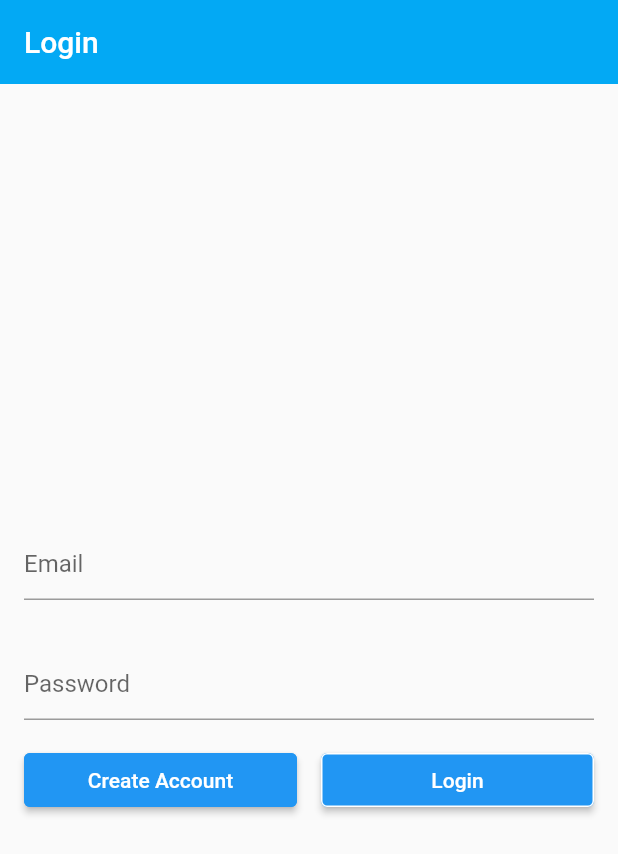
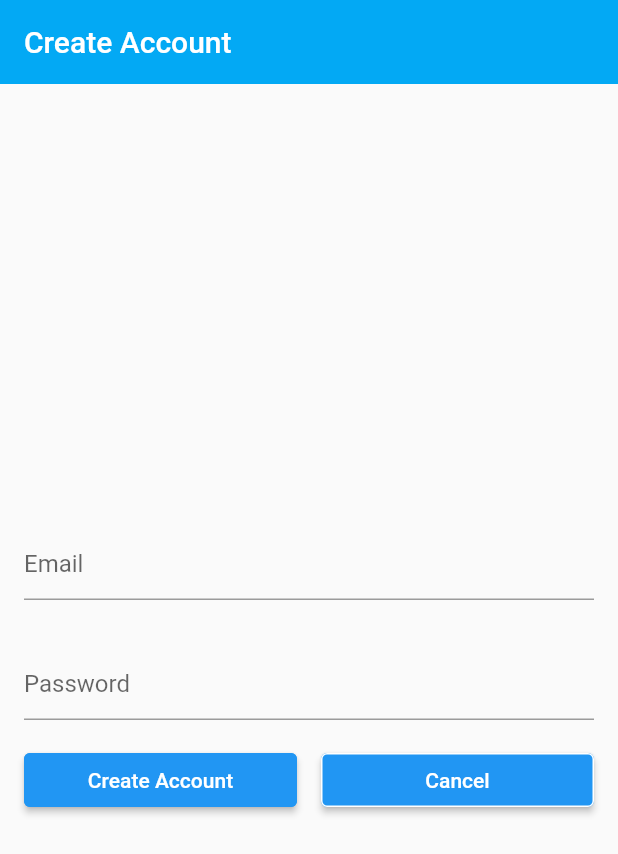
Before and after one commit to MSavioti/study_flutter_go_router, a Flutter app: the screen it shows after launch, after a tap on "Create Account", on a phone screen of 412 x 824 dp. Shown: the top 854 px of the screen. Run offline on Flutter 3.47's test engine with Material 2 defaults, Android fonts, the phone set to English and light mode, and no system bars; our stand-ins replace extended_masked_text, go_router, shared_preferences.

Commit message:
created routes

```diff
--- a/lib/constants.dart
+++ b/lib/constants.dart
@@ -27,21 +27,5 @@
  * OUT OF OR IN CONNECTION WITH THE SOFTWARE OR THE USE OR OTHER DEALINGS IN
  * THE SOFTWARE.
  */
-const String rootRouteName = 'root';
-const String cartRouteName = 'cart';
-const String createAccountRouteName = 'create-account';
-const String detailsRouteName = 'details';
-const String homeRouteName = 'home';
+
 const String loggedInKey = 'LoggedIn';
-const String loginRouteName = 'login';
-const String moreInfoRouteName = 'moreInfo';
-const String paymentRouteName = 'payment';
-const String personalRouteName = 'personal';
-const String profileMoreInfoRouteName = 'profile-moreInfo';
-const String profilePaymentRouteName = 'profile-payment';
-const String profilePersonalRouteName = 'profile-personal';
-const String profileRouteName = 'profile';
-const String profileSigninInfoRouteName = 'profile-signin';
-const String subDetailsRouteName = 'shop-details';
-const String shoppingRouteName = 'shopping';
-const String signinInfoRouteName = 'signin';
--- /dev/null
+++ b/lib/infrastructure/router/router.dart
@@ -0,0 +1,53 @@
+import 'package:flutter/foundation.dart';
+import 'package:flutter/material.dart';
+import 'package:go_router/go_router.dart';
+import 'package:study_flutter_go_router/infrastructure/router/routes.dart';
+import 'package:study_flutter_go_router/login_state.dart';
+import 'package:study_flutter_go_router/presentation/create_account.dart';
+import 'package:study_flutter_go_router/presentation/error_page.dart';
+import 'package:study_flutter_go_router/presentation/login.dart';
+
+class AppRouter {
+  final LoginState loginState;
+
+  AppRouter({required this.loginState});
+
+  late final router = GoRouter(
+    refreshListenable: loginState,
+    // TODO remove when app is finished
+    debugLogDiagnostics: kDebugMode,
+    urlPathStrategy: UrlPathStrategy.path,
+    routes: [
+      GoRoute(
+        name: Routes.root,
+        path: '/',
+        redirect: (state) =>
+            // TODO: Change to Home Route
+            state.namedLocation(Routes.login),
+      ),
+      GoRoute(
+        name: Routes.login,
+        path: '/login',
+        pageBuilder: (context, state) => MaterialPage<void>(
+          key: state.pageKey,
+          child: const Login(),
+        ),
+      ),
+      GoRoute(
+        name: Routes.createAccount,
+        path: '/create-account',
+        pageBuilder: (context, state) => MaterialPage<void>(
+          key: state.pageKey,
+          child: const CreateAccount(),
+        ),
+      ),
+      // TODO: Add Home route and children
+    ],
+    errorPageBuilder: (context, state) => MaterialPage<void>(
+      key: state.pageKey,
+      child: ErrorPage(error: state.error),
+    ),
+
+    // TODO Add Redirect
+  );
+}
--- /dev/null
+++ b/lib/infrastructure/router/routes.dart
@@ -0,0 +1,20 @@
+class Routes {
+  static const String root = 'root';
+  static const String cart = 'cart';
+  static const String createAccount = 'create-account';
+  static const String details = 'details';
+  static const String home = 'home';
+  static const String loggedInKey = 'LoggedIn';
+  static const String login = 'login';
+  static const String moreInfo = 'moreInfo';
+  static const String payment = 'payment';
+  static const String personal = 'personal';
+  static const String profileMoreInfo = 'profile-moreInfo';
+  static const String profilePayment = 'profile-payment';
+  static const String profilePersonal = 'profile-personal';
+  static const String profile = 'profile';
+  static const String profileSigninInfo = 'profile-signin';
+  static const String subDetails = 'shop-details';
+  static const String shopping = 'shopping';
+  static const String signinInfo = 'signin';
+}
--- a/lib/main.dart
+++ b/lib/main.dart
@@ -29,11 +29,10 @@
  */
 import 'package:flutter/material.dart';
 import 'package:shared_preferences/shared_preferences.dart';
-import 'cart_holder.dart';
 import 'package:provider/provider.dart';
-
-import 'login_state.dart';
-import 'presentation/login.dart';
+import 'package:study_flutter_go_router/cart_holder.dart';
+import 'package:study_flutter_go_router/login_state.dart';
+import 'package:study_flutter_go_router/infrastructure/router/router.dart';
 
 Future<void> main() async {
   WidgetsFlutterBinding.ensureInitialized();
@@ -60,19 +59,24 @@ class MyApp extends StatelessWidget {
           lazy: false,
           create: (BuildContext createContext) => loginState,
         ),
-        // TODO: Add Provider
+        Provider<AppRouter>(
+          lazy: false,
+          create: (_) => AppRouter(loginState: loginState),
+        ),
       ],
       child: Builder(
         builder: (BuildContext context) {
-          // TODO: Add Router
-          return MaterialApp(
+          final router = Provider.of<AppRouter>(context, listen: false).router;
+
+          return MaterialApp.router(
+            routeInformationProvider: router.routeInformationProvider,
+            routeInformationParser: router.routeInformationParser,
+            routerDelegate: router.routerDelegate,
             debugShowCheckedModeBanner: false,
-            title: 'Navigation App',
+            title: 'GoRouter demo',
             theme: ThemeData(
               primarySwatch: Colors.blue,
             ),
-            // TODO: Remove
-            home: const Login(),
           );
         },
       ),
--- a/lib/presentation/create_account.dart
+++ b/lib/presentation/create_account.dart
@@ -28,9 +28,10 @@
  * THE SOFTWARE.
  */
 import 'package:flutter/material.dart';
+import 'package:go_router/go_router.dart';
 import 'package:provider/provider.dart';
+import 'package:study_flutter_go_router/infrastructure/router/routes.dart';
 
-import '../constants.dart';
 import '../login_state.dart';
 
 class CreateAccount extends StatefulWidget {
@@ -140,7 +141,7 @@ class _CreateAccountState extends State<CreateAccount> {
                           ),
                         ),
                         onPressed: () {
-                          // TODO: Add Login Route
+                          context.goNamed(Routes.login);
                         },
                         child: const Text('Cancel'),
                       ),
--- a/lib/presentation/login.dart
+++ b/lib/presentation/login.dart
@@ -28,9 +28,10 @@
  * THE SOFTWARE.
  */
 import 'package:flutter/material.dart';
+import 'package:go_router/go_router.dart';
 import 'package:provider/provider.dart';
+import 'package:study_flutter_go_router/infrastructure/router/routes.dart';
 
-import '../constants.dart';
 import '../login_state.dart';
 
 class Login extends StatefulWidget {
@@ -116,7 +117,7 @@ class _LoginState extends State<Login> {
                           ),
                         ),
                         onPressed: () {
-                          // TODO: Add Create Account Route
+                          context.goNamed(Routes.createAccount);
                         },
                         child: const Text(
                           'Create Account',
```
